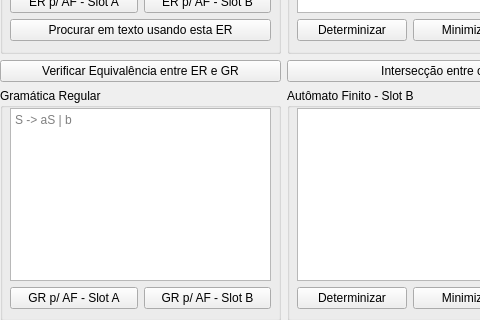
Above: main.ui from nicolas0p/Formal-Language-Simulator before the change; both pictures show x 0 to 480 and y 180 to 500 of the 850 by 500 pixel window. Below: the same form after it.
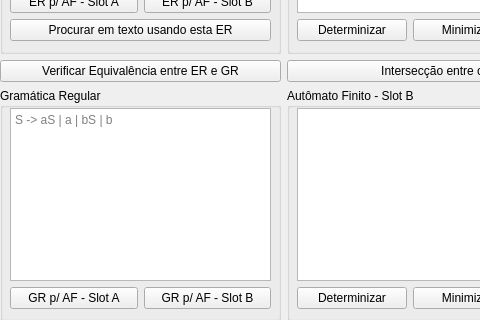
That is the form after the change.

Commit message: GR adding to sidelist and to Slot

Diff of the .ui file:
```diff
--- a/main.ui
+++ b/main.ui
@@ -69,7 +69,7 @@
           <item>
            <widget class="QPlainTextEdit" name="gr_text">
             <property name="placeholderText">
-             <string>S -&gt; aS | b </string>
+             <string>S -&gt; aS | a | bS | b</string>
             </property>
            </widget>
           </item>
```
The commit also changes 2 other files.
